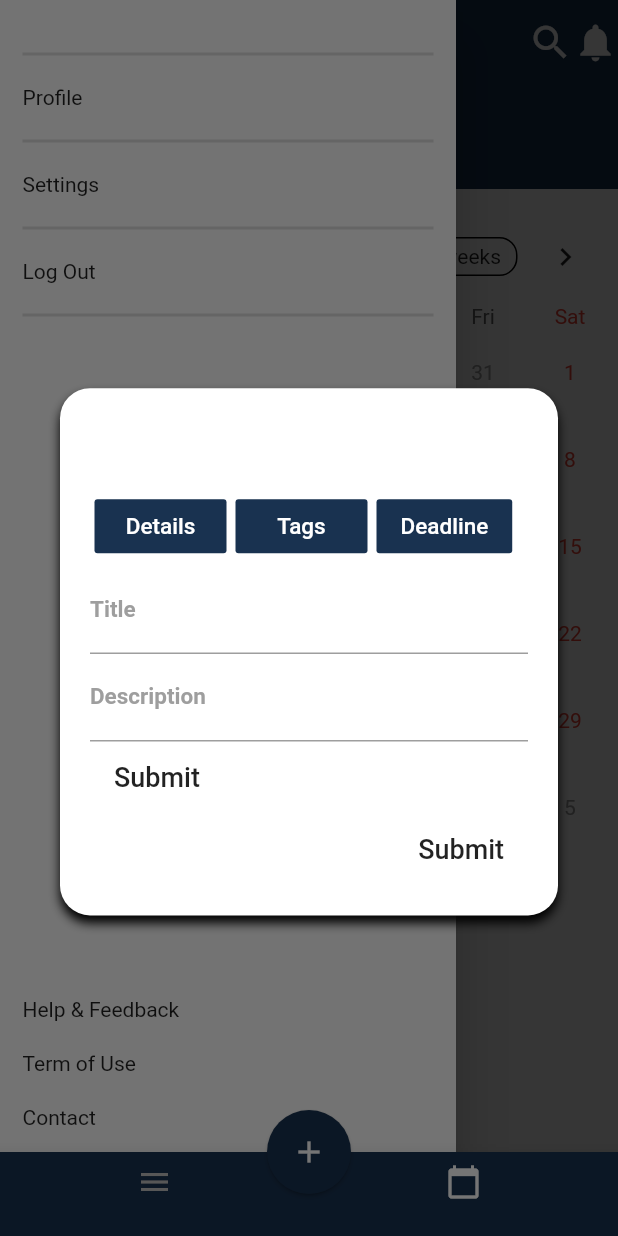
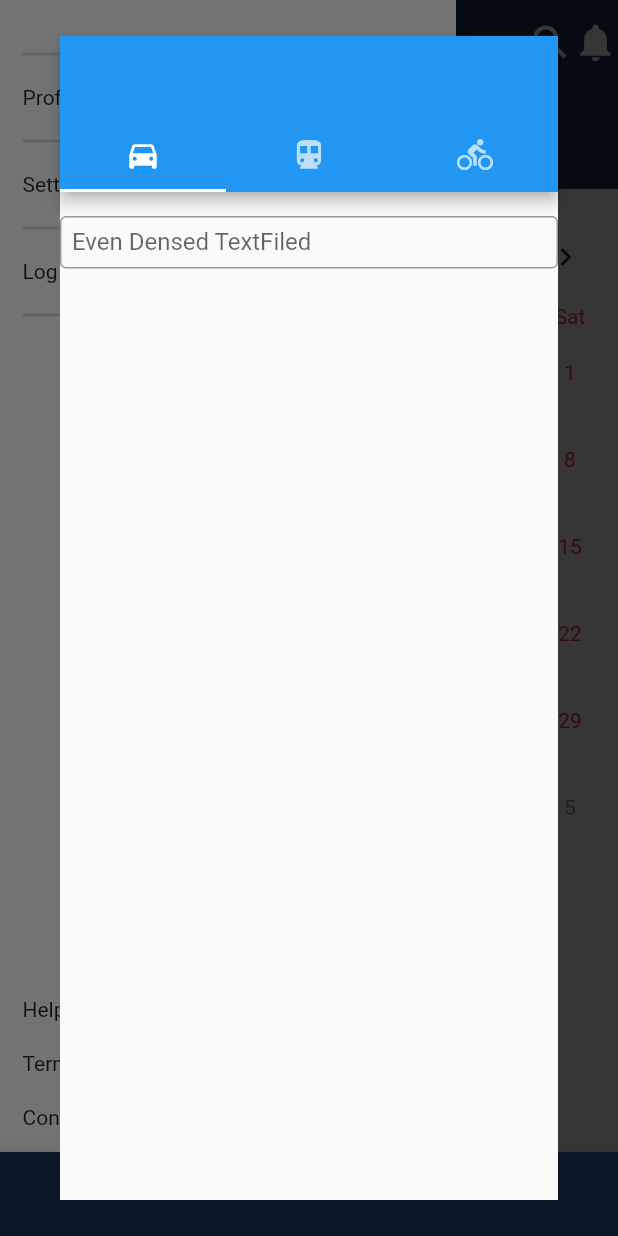
Before and after one commit to kennyobey/Stu-Do-UI, a Flutter app: the screen it shows after launch, item 2 of the bottom bar chosen, in the side drawer, after a tap on the "add" icon, on a phone screen of 412 x 824 dp. Run offline on Flutter 3.47's test engine with Material 2 defaults, Android fonts, the phone set to English and light mode, and no system bars; drawn by our look-alikes of table_calendar; our stand-ins replace font_awesome_flutter; Roboto replaces fonts that are missing (Montserrat).

Commit message:
Alert Dialog

```diff
--- a/lib/Screens/Alet dialogue/alertdialogue.dart
+++ b/lib/Screens/Alet dialogue/alertdialogue.dart
@@ -1,4 +1,3 @@
-
 // ignore_for_file: prefer_const_literals_to_create_immutables, prefer_const_constructors, deprecated_member_use, prefer_const_constructors_in_immutables
 
 import 'dart:ui';
@@ -9,8 +8,12 @@ import 'package:studo/Screens/Alet%20dialogue/constant.dart';
 class CustomDialogBox extends StatefulWidget {
   final String title, descriptions, text;
 
-
-   CustomDialogBox({Key? key, required this.title, required this.descriptions, required this.text}) : super(key: key);
+  CustomDialogBox(
+      {Key? key,
+      required this.title,
+      required this.descriptions,
+      required this.text})
+      : super(key: key);
 
   @override
   _CustomDialogBoxState createState() => _CustomDialogBoxState();
@@ -26,114 +29,191 @@ class _CustomDialogBoxState extends State<CustomDialogBox> {
       elevation: 0,
       backgroundColor: Colors.transparent,
       child: contentBox(context),
-
     );
   }
-  contentBox(context){
-    return Stack(
-      children: <Widget>[
-        Container(
-          padding: EdgeInsets.only(left: Constants.padding,top: Constants.avatarRadius
-              + Constants.padding, right: Constants.padding,bottom: Constants.padding
-          ),
-          margin: EdgeInsets.only(top: Constants.avatarRadius),
-          decoration: BoxDecoration(
-            shape: BoxShape.rectangle,
-            color: Colors.white,
-            borderRadius: BorderRadius.circular(Constants.padding),
-            boxShadow: [
-              BoxShadow(color: Colors.black,offset: Offset(0,5),
-              blurRadius: 5
-              ),
-            ]
-          ),
-          child: Column(
-            mainAxisSize: MainAxisSize.min,
-            children: <Widget>[
-              Row(
-              children: [
-              Container(
-              margin: EdgeInsets.all(3),
-              child: FlatButton(
-                child: Text('Details', style: TextStyle(fontSize: 15.0),),
-                color: Color.fromRGBO(25, 50, 80, 1),
-                textColor: Colors.white,
-                onPressed: () {},
-              ),
-            ),
-            Container(
 
-              margin: EdgeInsets.all(3),
-              child: FlatButton(
-                child: Text('Tags', style: TextStyle(fontSize: 15.0),),
-                color: Color.fromRGBO(25, 50, 80, 1),
-                textColor: Colors.white,
-                onPressed: () {},
-              ),
-            ),
-            Container(
-              margin: EdgeInsets.all(3),
-              child: FlatButton(
-                child: Text('Deadline', style: TextStyle(fontSize: 15.0),),
-                color: Color.fromRGBO(25, 50, 80, 1),
-                textColor: Colors.white,
-                onPressed: () {},
-              ),
-            ),
-
-            ],),
-              TextFormField(
-                  decoration: InputDecoration(
-                    labelText: 'Title',
-                    labelStyle: TextStyle(
-                        fontFamily: 'Montserrat',
-                        fontWeight: FontWeight.bold,
-                        color: Colors.grey,
-                        fontSize: 15),
-                    focusedBorder: UnderlineInputBorder(
-                        borderSide: BorderSide(color: Color.fromRGBO(25, 50, 80, 1),)),
-                  ),
-                  onChanged: (text){
-                     // var name = text;
-                  },
-                ),
-                TextFormField(
-                  decoration: InputDecoration(
-                    labelText: 'Description',
-                    labelStyle: TextStyle(
-                        fontFamily: 'Montserrat',
-                        fontWeight: FontWeight.bold,
-                        color: Colors.grey,
-                        fontSize: 15),
-                    focusedBorder: UnderlineInputBorder(
-                        borderSide: BorderSide(color: Color.fromRGBO(25, 50, 80, 1),)),
-                  ),
-                  onChanged: (text){
-                     // var name = text;
-                  },
-                ),
-                Align(
-                alignment: Alignment.bottomLeft,
-                child: FlatButton(
-                    onPressed: (){
-                      Navigator.of(context).pop();
-                    },
-                    child: Text("Submit", style: TextStyle(fontSize: 18),)),
-              ),
-
-              Align(
-                alignment: Alignment.bottomRight,
-                child: FlatButton(
-                    onPressed: (){
-                      Navigator.of(context).pop();
-                    },
-                    child: Text("Submit", style: TextStyle(fontSize: 18),)),
-              ),
+  contentBox(context) {
+    return MaterialApp(
+        home: DefaultTabController(
+            length: 3,
+            child: Scaffold(
+              appBar: AppBar(
+                bottom: TabBar(
+                  tabs: [
+                    Tab(icon: Icon(Icons.directions_car)),
+                    Tab(icon: Icon(Icons.directions_transit)),
+                    Tab(icon: Icon(Icons.directions_bike)),
                   ],
                 ),
               ),
+              body: TabBarView(children: [
+                Container(
+                  child: Column(
+                      crossAxisAlignment: CrossAxisAlignment.start,
+                      children: [
+                        SizedBox(
+                          height: 16,
+                        ),
+                        TextField(
+                          decoration: InputDecoration(
+                            border: OutlineInputBorder(),
+                            labelText: 'Even Densed TextFiled',
+                            isDense: true, // Added this
+                            contentPadding: EdgeInsets.all(8), // Added this
+                          ),
+                        ),
+                      ]),
+                ),
+                Container(
+                    padding: EdgeInsets.all(10),
+                    child: Column(children: [
+                      Column(
+                          crossAxisAlignment: CrossAxisAlignment.start,
+                          children: [
+                            SizedBox(
+                              height: 16,
+                            ),
+                            TextField(
+                              decoration: InputDecoration(
+                                border: OutlineInputBorder(),
+                                labelText: 'Even Densed TextFiled',
+                                isDense: true, // Added this
+                                contentPadding: EdgeInsets.all(8), // Added this
+                              ),
+                            ),
+                          ])
+                    ])),
+                Container(
+                  padding: EdgeInsets.all(10),
+                  height: 200,
+                  width: 200,
+                  child: Column(
+                    children: [
+                      SizedBox(
+                        height: 16,
+                      ),
+                      Column(
+                          crossAxisAlignment: CrossAxisAlignment.start,
+                          children: [
+                            TextField(
+                              decoration: InputDecoration(
+                                border: OutlineInputBorder(),
+                                labelText: 'Even Densed TextFiled',
+                                isDense: true, // Added this
+                                contentPadding: EdgeInsets.all(8), // Added this
+                              ),
+                            ),
+                          ]),
+                    ],
+                  ),
+                ),
+              ]),
+            )));
 
-      ],
-    );
+    //  Stack(
+    //   children: <Widget>[
+    //     Container(
+    //       padding: EdgeInsets.only(left: Constants.padding,top: Constants.avatarRadius
+    //           + Constants.padding, right: Constants.padding,bottom: Constants.padding
+    //       ),
+    //       margin: EdgeInsets.only(top: Constants.avatarRadius),
+    //       decoration: BoxDecoration(
+    //         shape: BoxShape.rectangle,
+    //         color: Colors.white,
+    //         borderRadius: BorderRadius.circular(Constants.padding),
+    //         boxShadow: [
+    //           BoxShadow(color: Colors.black,offset: Offset(0,5),
+    //           blurRadius: 5
+    //           ),
+    //         ]
+    //       ),
+    //       child: Column(
+    //         mainAxisSize: MainAxisSize.min,
+    //         children: <Widget>[
+    //           Row(
+    //           children: [
+    //           Container(
+    //           margin: EdgeInsets.all(3),
+    //           child: FlatButton(
+    //             child: Text('Details', style: TextStyle(fontSize: 15.0),),
+    //             color: Color.fromRGBO(25, 50, 80, 1),
+    //             textColor: Colors.white,
+    //             onPressed: () {},
+    //           ),
+    //         ),
+    //         Container(
+
+    //           margin: EdgeInsets.all(3),
+    //           child: FlatButton(
+    //             child: Text('Tags', style: TextStyle(fontSize: 15.0),),
+    //             color: Color.fromRGBO(25, 50, 80, 1),
+    //             textColor: Colors.white,
+    //             onPressed: () {},
+    //           ),
+    //         ),
+    //         Container(
+    //           margin: EdgeInsets.all(3),
+    //           child: FlatButton(
+    //             child: Text('Deadline', style: TextStyle(fontSize: 15.0),),
+    //             color: Color.fromRGBO(25, 50, 80, 1),
+    //             textColor: Colors.white,
+    //             onPressed: () {},
+    //           ),
+    //         ),
+
+    //         ],),
+    //           TextFormField(
+    //               decoration: InputDecoration(
+    //                 labelText: 'Title',
+    //                 labelStyle: TextStyle(
+    //                     fontFamily: 'Montserrat',
+    //                     fontWeight: FontWeight.bold,
+    //                     color: Colors.grey,
+    //                     fontSize: 15),
+    //                 focusedBorder: UnderlineInputBorder(
+    //                     borderSide: BorderSide(color: Color.fromRGBO(25, 50, 80, 1),)),
+    //               ),
+    //               onChanged: (text){
+    //                  // var name = text;
+    //               },
+    //             ),
+    //             TextFormField(
+    //               decoration: InputDecoration(
+    //                 labelText: 'Description',
+    //                 labelStyle: TextStyle(
+    //                     fontFamily: 'Montserrat',
+    //                     fontWeight: FontWeight.bold,
+    //                     color: Colors.grey,
+    //                     fontSize: 15),
+    //                 focusedBorder: UnderlineInputBorder(
+    //                     borderSide: BorderSide(color: Color.fromRGBO(25, 50, 80, 1),)),
+    //               ),
+    //               onChanged: (text){
+    //                  // var name = text;
+    //               },
+    //             ),
+    //             Align(
+    //             alignment: Alignment.bottomLeft,
+    //             child: FlatButton(
+    //                 onPressed: (){
+    //                   Navigator.of(context).pop();
+    //                 },
+    //                 child: Text("Submit", style: TextStyle(fontSize: 18),)),
+    //           ),
+
+    //           Align(
+    //             alignment: Alignment.bottomRight,
+    //             child: FlatButton(
+    //                 onPressed: (){
+    //                   Navigator.of(context).pop();
+    //                 },
+    //                 child: Text("Submit", style: TextStyle(fontSize: 18),)),
+    //           ),
+    //         ],
+    //       ),
+    //     ),
+
+    //   ],
+    // );
   }
 }
--- /dev/null
+++ b/lib/Screens/Alet dialogue/textalert.dart
@@ -0,0 +1,48 @@
+import 'package:flutter/material.dart';
+
+class MyApp extends StatelessWidget {
+  const MyApp({Key? key}) : super(key: key);
+
+  static const String _title = 'Flutter Code Sample';
+
+  @override
+  Widget build(BuildContext context) {
+    return MaterialApp(
+      title: _title,
+      home: Scaffold(
+        appBar: AppBar(title: const Text(_title)),
+        body: const Center(
+          child: MyStatelessWidget(),
+        ),
+      ),
+    );
+  }
+}
+
+class MyStatelessWidget extends StatelessWidget {
+  const MyStatelessWidget({Key? key}) : super(key: key);
+
+  @override
+  Widget build(BuildContext context) {
+    return TextButton(
+      onPressed: () => showDialog<String>(
+        context: context,
+        builder: (BuildContext context) => AlertDialog(
+          title: const Text('AlertDialog Title'),
+          content: const Text('AlertDialog description'),
+          actions: <Widget>[
+            TextButton(
+              onPressed: () => Navigator.pop(context, 'Cancel'),
+              child: const Text('Cancel'),
+            ),
+            TextButton(
+              onPressed: () => Navigator.pop(context, 'OK'),
+              child: const Text('OK'),
+            ),
+          ],
+        ),
+      ),
+      child: const Text('Show Dialog'),
+    );
+  }
+}
```
Also changed, not shown: pubspec.lock. Lines whose indentation alone changed are shown as unchanged.
